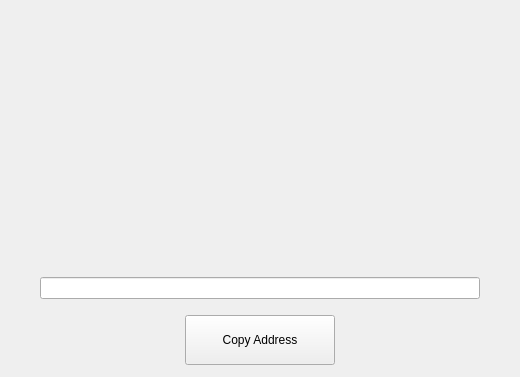
First picture: the form in src/qt/forms/receivetokenpage.ui, repository LUX-Core/lux, before the edit.
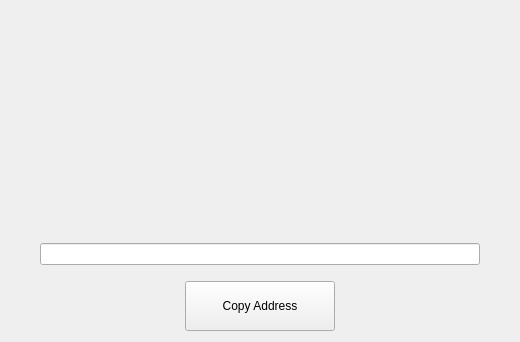
Second picture: the form after the edit.

What changed in the file:
```diff
--- a/src/qt/forms/receivetokenpage.ui
+++ b/src/qt/forms/receivetokenpage.ui
@@ -10,7 +10,7 @@
     <x>0</x>
     <y>0</y>
     <width>520</width>
-    <height>377</height>
+    <height>342</height>
    </rect>
   </property>
   <property name="windowTitle">
@@ -29,8 +29,8 @@
       <widget class="QLabel" name="lblQRCode">
        <property name="minimumSize">
         <size>
-         <width>240</width>
-         <height>260</height>
+         <width>200</width>
+         <height>220</height>
         </size>
        </property>
        <property name="maximumSize">
```
